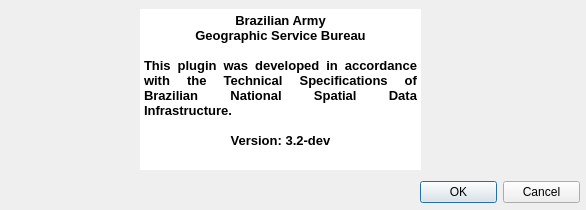
dsgoficial/DsgTools, file gui/AboutAndFurtherInfo/ui_about.ui: the form before one commit.
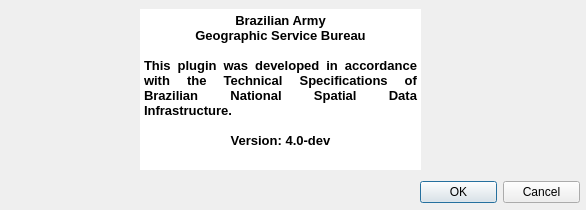
The form after the commit. Icons and pictures are not drawn.

Patch:
```diff
--- a/gui/AboutAndFurtherInfo/ui_about.ui
+++ b/gui/AboutAndFurtherInfo/ui_about.ui
@@ -95,7 +95,7 @@
 &lt;p align=&quot;center&quot; style=&quot;-qt-paragraph-type:empty; margin-top:0px; margin-bottom:0px; margin-left:0px; margin-right:0px; -qt-block-indent:0; text-indent:0px; font-family:'MS Shell Dlg 2'; font-size:10pt; font-weight:600;&quot;&gt;&lt;br /&gt;&lt;/p&gt;
 &lt;p align=&quot;justify&quot; style=&quot; margin-top:0px; margin-bottom:0px; margin-left:0px; margin-right:0px; -qt-block-indent:0; text-indent:0px;&quot;&gt;&lt;span style=&quot; font-family:'MS Shell Dlg 2'; font-size:10pt; font-weight:600;&quot;&gt;This plugin was developed in accordance with the Technical Specifications of Brazilian National Spatial Data Infrastructure.&lt;/span&gt;&lt;/p&gt;
 &lt;p align=&quot;justify&quot; style=&quot;-qt-paragraph-type:empty; margin-top:0px; margin-bottom:0px; margin-left:0px; margin-right:0px; -qt-block-indent:0; text-indent:0px; font-family:'MS Shell Dlg 2'; font-size:10pt; font-weight:600;&quot;&gt;&lt;br /&gt;&lt;/p&gt;
-&lt;p align=&quot;center&quot; style=&quot; margin-top:0px; margin-bottom:0px; margin-left:0px; margin-right:0px; -qt-block-indent:0; text-indent:0px;&quot;&gt;&lt;span style=&quot; font-family:'MS Shell Dlg 2'; font-size:10pt; font-weight:600;&quot;&gt;Version: 3.2-dev&lt;/span&gt;&lt;/p&gt;&lt;/body&gt;&lt;/html&gt;</string>
+&lt;p align=&quot;center&quot; style=&quot; margin-top:0px; margin-bottom:0px; margin-left:0px; margin-right:0px; -qt-block-indent:0; text-indent:0px;&quot;&gt;&lt;span style=&quot; font-family:'MS Shell Dlg 2'; font-size:10pt; font-weight:600;&quot;&gt;Version: 4.0-dev&lt;/span&gt;&lt;/p&gt;&lt;/body&gt;&lt;/html&gt;</string>
    </property>
   </widget>
  </widget>
```
